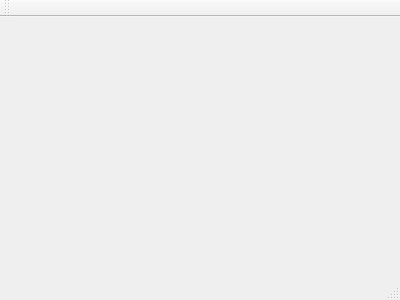
This is mainwindow.ui in MacinChang/ichat as Qt 5 draws it before an edit. The edited form follows.
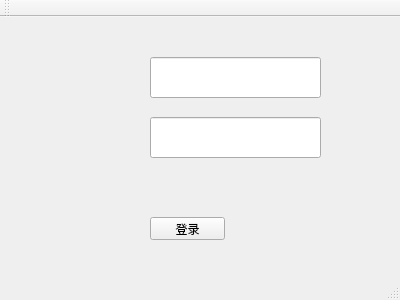
This is the edited form.

What changed in the file:
```diff
--- a/mainwindow.ui
+++ b/mainwindow.ui
@@ -12,13 +12,75 @@
   <property name="windowTitle" >
    <string>MainWindow</string>
   </property>
-  <widget class="QMenuBar" name="menuBar" />
-  <widget class="QToolBar" name="mainToolBar" />
-  <widget class="QWidget" name="centralWidget" />
-  <widget class="QStatusBar" name="statusBar" />
+  <widget class="QWidget" name="centralWidget">
+   <widget class="QPushButton" name="pushButton">
+    <property name="geometry">
+     <rect>
+      <x>150</x>
+      <y>200</y>
+      <width>75</width>
+      <height>23</height>
+     </rect>
+    </property>
+    <property name="text">
+     <string>登录</string>
+    </property>
+   </widget>
+   <widget class="QLineEdit" name="lineEdit">
+    <property name="geometry">
+     <rect>
+      <x>150</x>
+      <y>40</y>
+      <width>171</width>
+      <height>41</height>
+     </rect>
+    </property>
+    <property name="text">
+     <string/>
+    </property>
+   </widget>
+   <widget class="QLineEdit" name="lineEdit_2">
+    <property name="geometry">
+     <rect>
+      <x>150</x>
+      <y>100</y>
+      <width>171</width>
+      <height>41</height>
+     </rect>
+    </property>
+   </widget>
+   <widget class="QWidget" name="widget" native="true">
+    <property name="geometry">
+     <rect>
+      <x>10</x>
+      <y>70</y>
+      <width>111</width>
+      <height>111</height>
+     </rect>
+    </property>
+   </widget>
+  </widget>
+  <widget class="QMenuBar" name="menuBar">
+   <property name="geometry">
+    <rect>
+     <x>0</x>
+     <y>0</y>
+     <width>400</width>
+     <height>23</height>
+    </rect>
+   </property>
+  </widget>
+  <widget class="QToolBar" name="mainToolBar">
+   <attribute name="toolBarArea">
+    <enum>TopToolBarArea</enum>
+   </attribute>
+   <attribute name="toolBarBreak">
+    <bool>false</bool>
+   </attribute>
+  </widget>
+  <widget class="QStatusBar" name="statusBar"/>
  </widget>
- <layoutDefault spacing="6" margin="11" />
- <pixmapfunction></pixmapfunction>
+ <layoutdefault spacing="6" margin="11"/>
  <resources/>
  <connections/>
 </ui>
```
Left out of the diff: 29 changed lines with no effect on the pictures.
